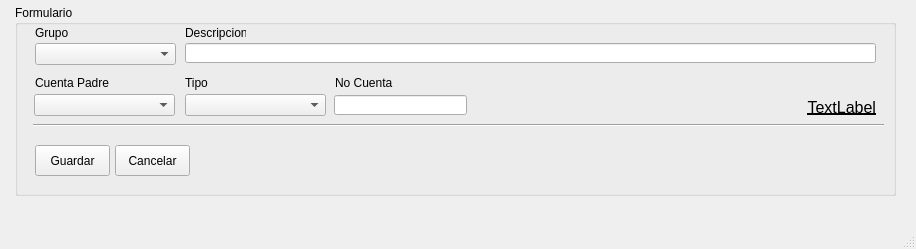
Qt form Modules/views/cuentas/cuentas.ui (gbelot2003/pyqt5UseCase) before a commit.
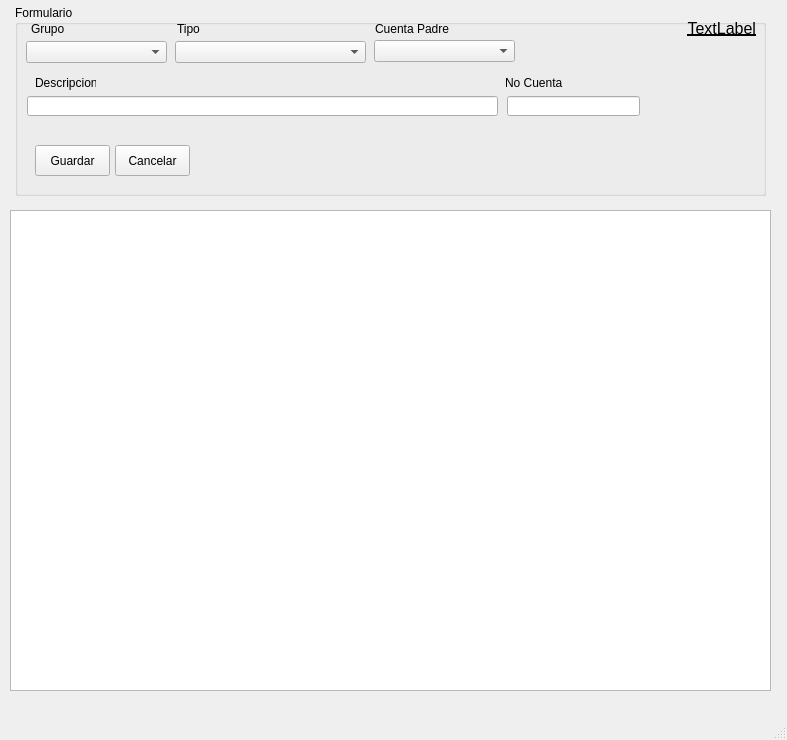
The same form after that commit.

What changed in the file:
```diff
--- a/Modules/views/cuentas/cuentas.ui
+++ b/Modules/views/cuentas/cuentas.ui
@@ -6,8 +6,8 @@
    <rect>
     <x>0</x>
     <y>0</y>
-    <width>916</width>
-    <height>249</height>
+    <width>787</width>
+    <height>740</height>
    </rect>
   </property>
   <property name="windowTitle">
@@ -19,7 +19,7 @@
      <rect>
       <x>10</x>
       <y>0</y>
-      <width>891</width>
+      <width>761</width>
       <height>201</height>
      </rect>
     </property>
@@ -200,8 +200,8 @@
        <widget class="QLineEdit" name="txtCuenta">
         <property name="geometry">
          <rect>
-          <x>319</x>
-          <y>90</y>
+          <x>492</x>
+          <y>91</y>
           <width>133</width>
           <height>20</height>
          </rect>
@@ -210,7 +210,7 @@
        <widget class="QLabel" name="label">
         <property name="geometry">
          <rect>
-          <x>320</x>
+          <x>490</x>
           <y>70</y>
           <width>61</width>
           <height>16</height>
@@ -223,9 +223,9 @@
        <widget class="QLineEdit" name="txtDescripcion">
         <property name="geometry">
          <rect>
-          <x>170</x>
-          <y>38</y>
-          <width>691</width>
+          <x>12</x>
+          <y>91</y>
+          <width>471</width>
           <height>20</height>
          </rect>
         </property>
@@ -233,8 +233,8 @@
        <widget class="QLabel" name="label_2">
         <property name="geometry">
          <rect>
-          <x>170</x>
-          <y>20</y>
+          <x>20</x>
+          <y>70</y>
           <width>61</width>
           <height>16</height>
          </rect>
@@ -246,8 +246,8 @@
        <widget class="QComboBox" name="cmbGrupo">
         <property name="geometry">
          <rect>
-          <x>20</x>
-          <y>38</y>
+          <x>11</x>
+          <y>36</y>
           <width>141</width>
           <height>22</height>
          </rect>
@@ -256,8 +256,8 @@
        <widget class="QLabel" name="label_3">
         <property name="geometry">
          <rect>
-          <x>20</x>
-          <y>20</y>
+          <x>16</x>
+          <y>16</y>
           <width>61</width>
           <height>16</height>
          </rect>
@@ -269,8 +269,8 @@
        <widget class="QLabel" name="label_4">
         <property name="geometry">
          <rect>
-          <x>170</x>
-          <y>70</y>
+          <x>162</x>
+          <y>16</y>
           <width>61</width>
           <height>16</height>
          </rect>
@@ -282,9 +282,9 @@
        <widget class="QComboBox" name="cmbTipo">
         <property name="geometry">
          <rect>
-          <x>170</x>
-          <y>89</y>
-          <width>141</width>
+          <x>160</x>
+          <y>36</y>
+          <width>191</width>
           <height>22</height>
          </rect>
         </property>
@@ -292,8 +292,8 @@
        <widget class="QLabel" name="label_5">
         <property name="geometry">
          <rect>
-          <x>20</x>
-          <y>70</y>
+          <x>360</x>
+          <y>16</y>
           <width>81</width>
           <height>16</height>
          </rect>
@@ -305,8 +305,8 @@
        <widget class="QComboBox" name="cmbCuenta">
         <property name="geometry">
          <rect>
-          <x>19</x>
-          <y>89</y>
+          <x>359</x>
+          <y>35</y>
           <width>141</width>
           <height>22</height>
          </rect>
@@ -315,9 +315,9 @@
        <widget class="QLabel" name="lblCodigo">
         <property name="geometry">
          <rect>
-          <x>750</x>
-          <y>92</y>
-          <width>111</width>
+          <x>570</x>
+          <y>13</y>
+          <width>171</width>
           <height>20</height>
          </rect>
         </property>
@@ -339,23 +339,20 @@
          <set>Qt::AlignRight|Qt::AlignTrailing|Qt::AlignVCenter</set>
         </property>
        </widget>
-       <widget class="Line" name="line">
-        <property name="geometry">
-         <rect>
-          <x>18</x>
-          <y>110</y>
-          <width>851</width>
-          <height>20</height>
-         </rect>
-        </property>
-        <property name="orientation">
-         <enum>Qt::Horizontal</enum>
-        </property>
-       </widget>
       </widget>
      </item>
     </layout>
    </widget>
+   <widget class="QTableWidget" name="tableWidget">
+    <property name="geometry">
+     <rect>
+      <x>10</x>
+      <y>210</y>
+      <width>761</width>
+      <height>481</height>
+     </rect>
+    </property>
+   </widget>
   </widget>
   <widget class="QMenuBar" name="menubar">
    <property name="geometry">
```
Left out of the diff: 8 changed lines with no effect on the pictures.
